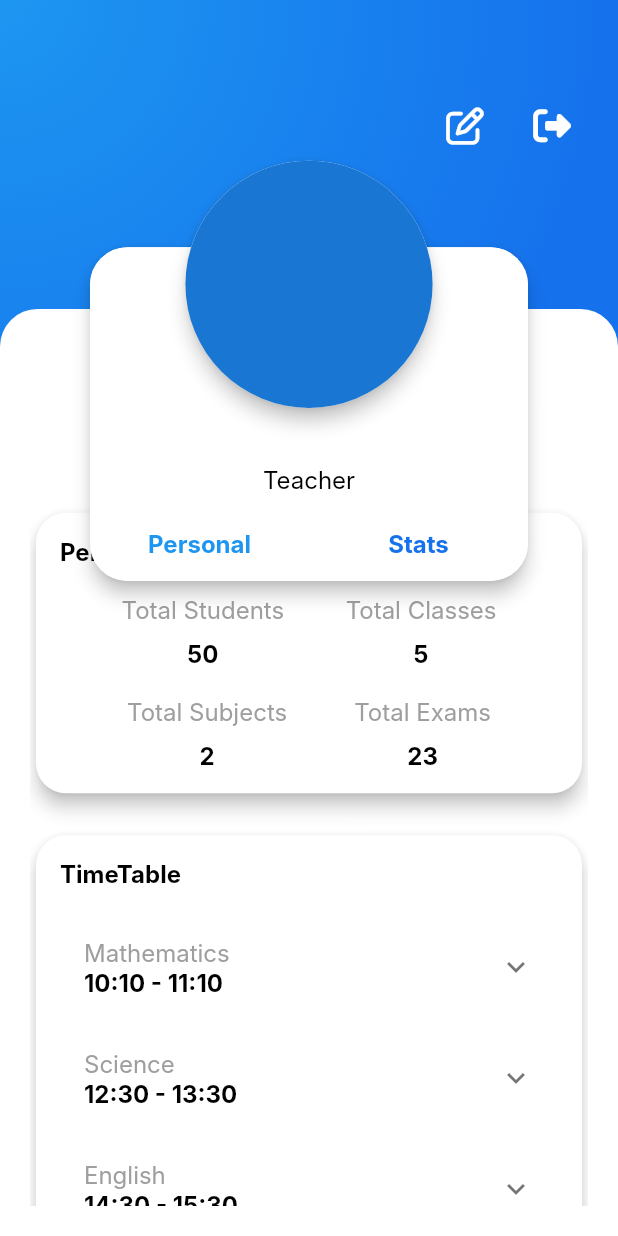
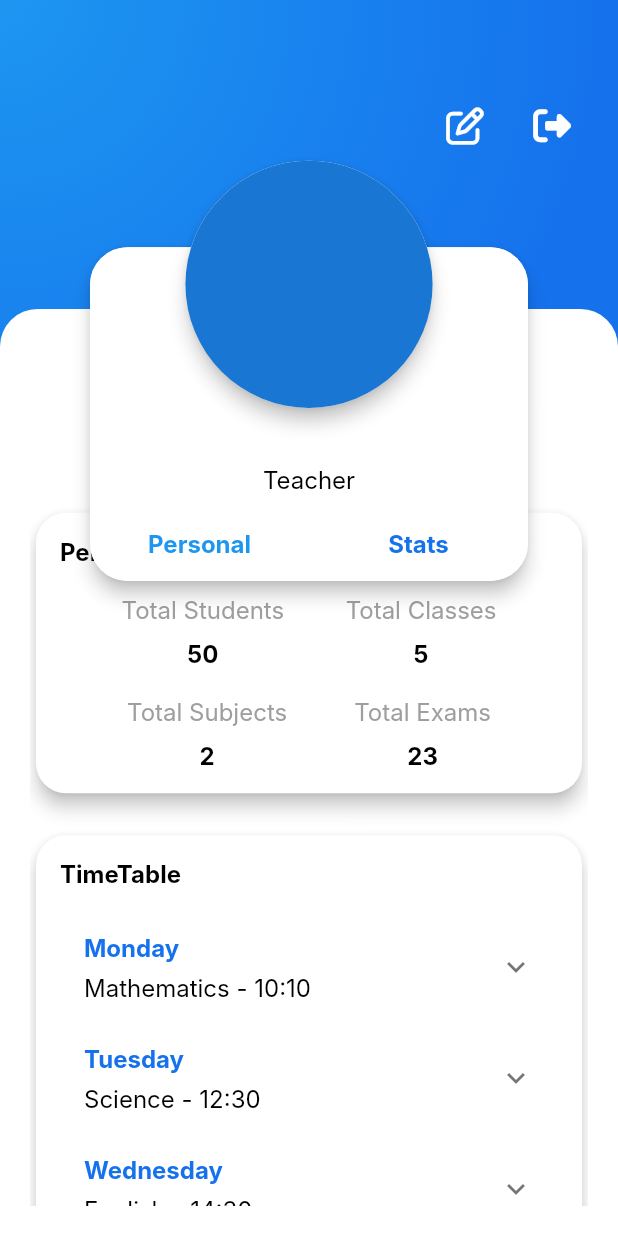
Before and after one commit to MohadesehHakimi/school_management, a Flutter app: the TeacherProfile widget shown alone on an empty page, opened directly with empty values, tab 2 chosen, on a phone screen of 412 x 824 dp. Run offline on Flutter 3.47's test engine with Material 2 defaults, Android fonts, the phone set to English and light mode, and no system bars; our stand-ins replace firebase_auth, firebase_core, font_awesome_flutter, syncfusion_flutter_charts, table_calendar; accounts and stored records are empty; generated files the repository leaves out were written again; Roboto replaces fonts that are missing (Inter).

Commit message:
feat: modify class model and teacher profile page

```diff
--- a/lib/models/class.dart
+++ b/lib/models/class.dart
@@ -4,6 +4,7 @@ class Class {
   int grade;
   String section;
   int room;
+  Day day;
   DateTime time;
 
   Class({
@@ -12,8 +13,32 @@ class Class {
     required this.grade,
     required this.section,
     required this.room,
+    required this.day,
     required this.time
   });
+}
+
+enum Day {
+  monday,
+  tuesday,
+  wednesday,
+  thursday,
+  friday,
+}
+
+String dayToString(Day day) {
+  switch (day) {
+    case Day.monday:
+      return 'Monday';
+    case Day.tuesday:
+      return 'Tuesday';
+    case Day.wednesday:
+      return 'Wednesday';
+    case Day.thursday:
+      return 'Thursday';
+    case Day.friday:
+      return 'Friday';
+  }
 }
 
 List<Class> sampleClasses = [
@@ -23,6 +48,7 @@ List<Class> sampleClasses = [
     grade: 10,
     section: 'A',
     room: 101,
+    day: Day.monday,
     time: DateTime(2021, 10, 10, 10, 10)
   ),
   Class(
@@ -31,6 +57,7 @@ List<Class> sampleClasses = [
     grade: 10,
     section: 'B',
     room: 121,
+    day: Day.tuesday,
     time: DateTime(2021, 10, 10, 12, 30)
   ),
   Class(
@@ -39,6 +66,7 @@ List<Class> sampleClasses = [
     grade: 10,
     section: 'C',
     room: 102,
+    day: Day.wednesday,
     time: DateTime(2021, 10, 10, 14, 30)
   ),
   Class(
@@ -47,6 +75,7 @@ List<Class> sampleClasses = [
     grade: 10,
     section: 'D',
     room: 103,
+    day: Day.thursday,
     time: DateTime(2021, 10, 10, 16, 30)
   ),
 ];
--- a/lib/screens/teacher_profile.dart
+++ b/lib/screens/teacher_profile.dart
@@ -407,115 +407,89 @@ class _TeacherProfileState extends State<TeacherProfile> with SingleTickerProvid
                                   itemBuilder: (context, index) {
                                     return ExpansionTile(
                                       title: Text(
-                                        sampleClasses[index].subject,
+                                        dayToString(sampleClasses[index].day),
                                         style: Theme.of(context).textTheme.bodyMedium!.copyWith(
-                                          color: Colors.grey,
+                                          fontWeight: FontWeight.bold,
+                                          color: Theme.of(context).colorScheme.primary,
                                         ),
                                       ),
-                                      subtitle: Text(
-                                        '${sampleClasses[index].time.hour}:${sampleClasses[index].time.minute} '
-                                            '- ${sampleClasses[index].time.hour + 1}:${sampleClasses[index].time.minute}',
-                                        style: Theme.of(context).textTheme.bodyMedium!.copyWith(
-                                          fontWeight: FontWeight.bold,
+                                      subtitle: Padding(
+                                        padding: const EdgeInsets.only(top: 8.0),
+                                        child: Row(
+                                          children: [
+                                            Text(
+                                              sampleClasses[index].subject,
+                                              style: Theme.of(context).textTheme.bodyMedium,
+                                            ),
+                                            Text(
+                                              ' - ',
+                                              style: Theme.of(context).textTheme.bodyMedium,
+                                            ),
+                                            Text(
+                                              '${sampleClasses[index].time.hour}:${sampleClasses[index].time.minute}',
+                                              style: Theme.of(context).textTheme.bodyMedium,
+                                            ),
+                                          ]
                                         ),
                                       ),
                                       children: [
                                         Padding(
-                                          padding: const EdgeInsets.symmetric(horizontal: 16.0),
+                                          padding: const EdgeInsets.all(10.0),
                                           child: Row(
+                                            mainAxisAlignment: MainAxisAlignment.spaceEvenly,
                                             children: [
-                                              Text(
-                                                'Class: ',
-                                                style: Theme.of(context).textTheme.bodyMedium!.copyWith(
-                                                  color: Colors.grey,
-                                                ),
+                                              Text.rich(
+                                                TextSpan(
+                                                  style: Theme.of(context).textTheme.bodyMedium,
+                                                  children: [
+                                                    const TextSpan(
+                                                      text: 'Grade: ',
+                                                    ),
+                                                    TextSpan(
+                                                      text: sampleClasses[index].grade.toString(),
+                                                      style: const TextStyle(
+                                                        fontWeight: FontWeight.bold,
+                                                      )
+                                                    ),
+                                                  ]
+                                                )
                                               ),
-                                              Text(
-                                                sampleClasses[index].room.toString(),
-                                                style: Theme.of(context).textTheme.bodyMedium!.copyWith(
-                                                  fontWeight: FontWeight.bold,
-                                                ),
+                                              Text.rich(
+                                                TextSpan(
+                                                  style: Theme.of(context).textTheme.bodyMedium,
+                                                  children: [
+                                                    const TextSpan(
+                                                      text: 'Section: ',
+                                                    ),
+                                                    TextSpan(
+                                                      text: sampleClasses[index].section,
+                                                      style: const TextStyle(
+                                                        fontWeight: FontWeight.bold,
+                                                      )
+                                                    ),
+                                                  ]
+                                                )
                                               ),
+                                              Text.rich(
+                                                TextSpan(
+                                                  style: Theme.of(context).textTheme.bodyMedium,
+                                                  children: [
+                                                    const TextSpan(
+                                                      text: 'Room: ',
+                                                    ),
+                                                    TextSpan(
+                                                      text: sampleClasses[index].room.toString(),
+                                                      style: const TextStyle(
+                                                        fontWeight: FontWeight.bold,
+                                                      ),
+                                                    ),
+                                                  ]
+                                                )
+                                              )
                                             ],
                                           ),
                                         ),
-                                        Padding(
-                                          padding: const EdgeInsets.symmetric(horizontal: 16.0),
-                                          child: Row(
-                                            children: [
-                                              Text(
-                                                'Section: ',
-                                                style: Theme.of(context).textTheme.bodyMedium!.copyWith(
-                                                  color: Colors.grey,
-                                                ),
-                                              ),
-                                              Text(
-                                                sampleClasses[index].section,
-                                                style: Theme.of(context).textTheme.bodyMedium!.copyWith(
-                                                  fontWeight: FontWeight.bold,
-                                                ),
-                                              ),
-                                            ],
-                                          ),
-                                        ),
-                                        Padding(
-                                          padding: const EdgeInsets.symmetric(horizontal: 16.0),
-                                          child: Row(
-                                            children: [
-                                              Text(
-                                                'Subject: ',
-                                                style: Theme.of(context).textTheme.bodyMedium!.copyWith(
-                                                  color: Colors.grey,
-                                                ),
-                                              ),
-                                              Text(
-                                                sampleClasses[index].subject,
-                                                style: Theme.of(context).textTheme.bodyMedium!.copyWith(
-                                                  fontWeight: FontWeight.bold,
-                                                ),
-                                              ),
-                                            ],
-                                          ),
-                                        ),
-                                        Padding(
-                                          padding: const EdgeInsets.symmetric(horizontal: 16.0),
-                                          child: Row(
-                                            children: [
-                                              Text(
-                                                'Time: ',
-                                                style: Theme.of(context).textTheme.bodyMedium!.copyWith(
-                                                  color: Colors.grey,
-                                                ),
-                                              ),
-                                              Text(
-                                                sampleClasses[index].time.toString(),
-                                                style: Theme.of(context).textTheme.bodyMedium!.copyWith(
-                                                  fontWeight: FontWeight.bold,
-                                                ),
-                                              ),
-                                            ],
-                                          ),
-                                        ),
-                                        Padding(
-                                          padding: const EdgeInsets.symmetric(horizontal: 16.0),
-                                          child: Row(
-                                            children: [
-                                              Text(
-                                                'Teacher: ',
-                                                style: Theme.of(context).textTheme.bodyMedium!.copyWith(
-                                                  color: Colors.grey,
-                                                ),
-                                              ),
-                                              Text(
-                                                sampleClasses[index].teacher,
-                                                style: Theme.of(context).textTheme.bodyMedium!.copyWith(
-                                                  fontWeight: FontWeight.bold,
-                                                ),
-                                              ),
-                                            ],
-                                          ),
-                                        ),
-                                      ],
+                                      ]
                                     );
                                   }
                                 ),
```
